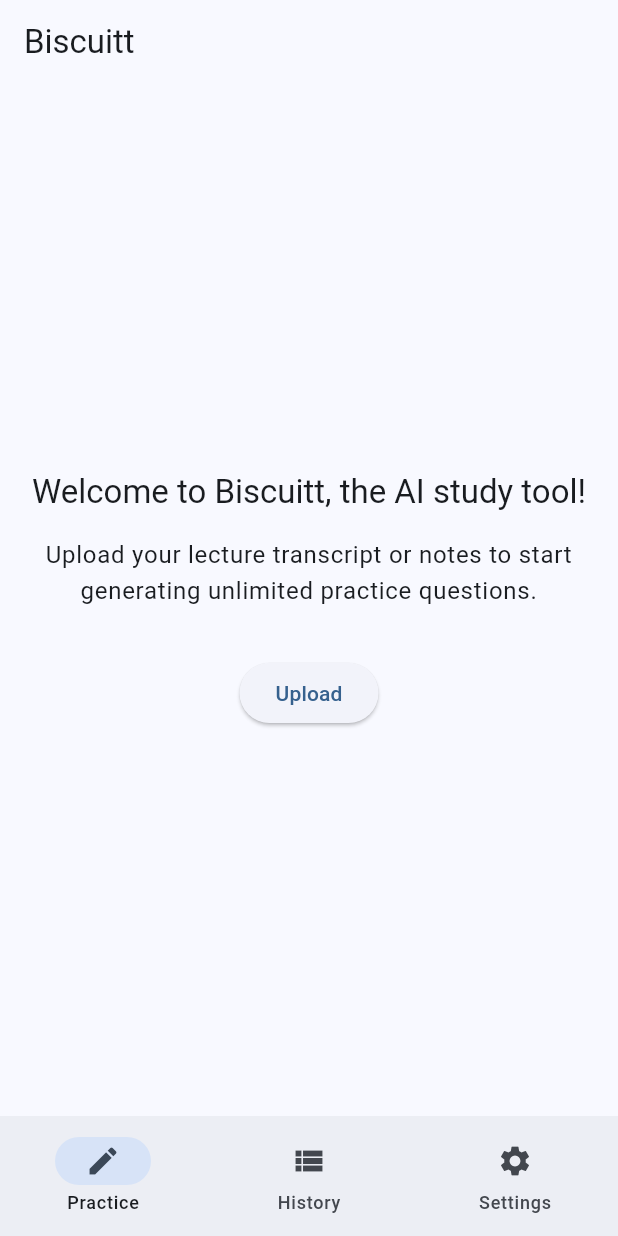
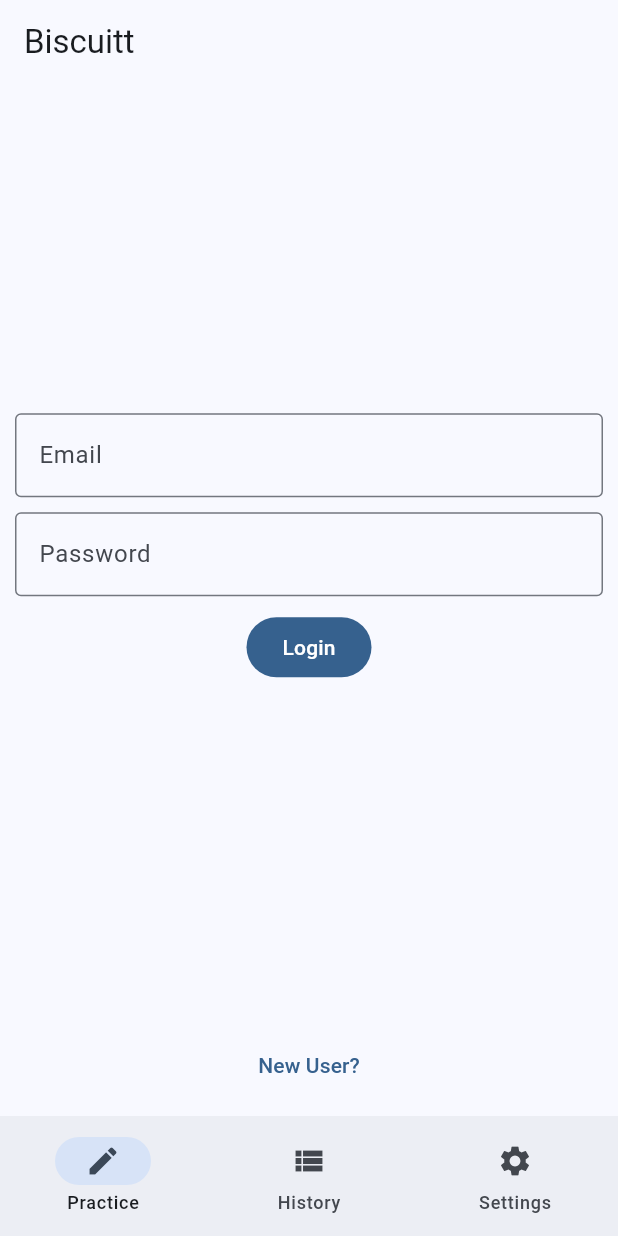
Before and after one commit to SamuelS42/biscuitt_ai, a Flutter app: the screen it shows after launch, on a phone screen of 412 x 824 dp. Run offline on Flutter 3.47's test engine with Material 3 defaults, Android fonts, the phone set to English and light mode, and no system bars; our stand-ins replace cloud_firestore, file_picker, firebase_auth, firebase_core, flutter_dotenv, go_router and 1 more; accounts and stored records are empty; network calls fail.

Commit message:
Add the login/signup screens that Sam made

```diff
--- a/lib/main.dart
+++ b/lib/main.dart
@@ -1,14 +1,22 @@
+import 'package:biscuitt_ai/screens/auth_screen.dart';
 import 'package:biscuitt_ai/screens/history_screen.dart';
+import 'package:biscuitt_ai/screens/quiz_screen.dart';
 import 'package:biscuitt_ai/screens/settings_screen.dart';
-import 'package:biscuitt_ai/screens/quiz_screen.dart';
+import 'package:biscuitt_ai/screens/signup_screen.dart';
 import 'package:biscuitt_ai/screens/transcript_list_screen.dart';
 import 'package:biscuitt_ai/widgets/scaffold_with_nested_navigation.dart';
+import 'package:firebase_core/firebase_core.dart';
 import 'package:flutter/material.dart';
 import 'package:flutter_dotenv/flutter_dotenv.dart';
 import 'package:go_router/go_router.dart';
 
+import 'firebase_options.dart';
+
 Future main() async {
   await dotenv.load(fileName: '.env');
+  await Firebase.initializeApp(
+    options: DefaultFirebaseOptions.currentPlatform,
+  );
   runApp(const BiscuittApp());
 }
 
@@ -20,11 +28,14 @@ final _shellNavigatorHistoryKey =
 final _shellNavigatorSettingsKey =
     GlobalKey<NavigatorState>(debugLabel: 'shellSettings');
 
-final _router =
-    GoRouter(initialLocation: '/', navigatorKey: _rootNavigatorKey, routes: [
+final _router = GoRouter(
+    initialLocation: '/auth',
+    navigatorKey: _rootNavigatorKey,
+    routes: [
       StatefulShellRoute.indexedStack(
           builder: (context, state, navigationShell) {
-        return ScaffoldWithNestedNavigation(navigationShell: navigationShell);
+            return ScaffoldWithNestedNavigation(
+                navigationShell: navigationShell);
           },
           branches: [
             StatefulShellBranch(
@@ -40,6 +51,16 @@ final _router =
                         path: 'quiz',
                         pageBuilder: (context, state) => const NoTransitionPage(
                               child: QuizScreen(),
+                            )),
+                    GoRoute(
+                        path: 'auth',
+                        pageBuilder: (context, state) => const NoTransitionPage(
+                              child: AuthScreen(),
+                            )),
+                    GoRoute(
+                        path: 'signup',
+                        pageBuilder: (context, state) => const NoTransitionPage(
+                              child: SignupScreen(),
                             )),
                   ],
                 )
@@ -67,9 +88,7 @@ final _router =
                 )
               ],
             )
-
           ])
-
     ]);
 
 class BiscuittApp extends StatelessWidget {
--- /dev/null
+++ b/lib/screens/auth_screen.dart
@@ -0,0 +1,104 @@
+import 'package:biscuitt_ai/screens/signup_screen.dart';
+import 'package:firebase_auth/firebase_auth.dart';
+import 'package:flutter/material.dart';
+
+class AuthScreen extends StatefulWidget {
+  const AuthScreen({super.key});
+
+  @override
+  State<StatefulWidget> createState() => _AuthScreen();
+}
+
+class _AuthScreen extends State<AuthScreen> {
+  final TextEditingController userController = TextEditingController();
+  final TextEditingController passController = TextEditingController();
+  String loginErrText = "";
+
+  void verifyLogin() async {
+    String emailAddress = userController.value.text;
+    String password = passController.value.text;
+
+    try {
+      final credential = await FirebaseAuth.instance
+          .signInWithEmailAndPassword(email: emailAddress, password: password);
+      setState(() {
+        loginErrText = "Logged in as ${credential.user}!";
+      });
+    } on FirebaseAuthException catch (e) {
+      if (e.code == 'INVALID_LOGIN_CREDENTIALS') {
+        setState(() {
+          loginErrText = "Invalid Login.";
+        });
+      } else if (e.code == 'wrong-password') {
+        setState(() {
+          loginErrText = "Incorrect password.";
+        });
+      } else if (e.code == 'invalid-email') {
+        setState(() {
+          loginErrText = "Invalid email.";
+        });
+      } else {
+        setState(() {
+          loginErrText = "An unknown error occurred: ${e.code}";
+        });
+      }
+    }
+  }
+
+  @override
+  void initState() {
+    super.initState();
+  }
+
+  @override
+  void dispose() {
+    userController.dispose();
+    passController.dispose();
+    super.dispose();
+  }
+
+  @override
+  Widget build(BuildContext context) {
+    Widget userField = TextField(
+      controller: userController,
+      decoration: const InputDecoration(
+          border: OutlineInputBorder(), labelText: "Email"),
+    );
+
+    Widget passField = TextField(
+      controller: passController,
+      obscureText: true,
+      decoration: const InputDecoration(
+          border: OutlineInputBorder(), labelText: "Password"),
+    );
+
+    Widget submitButton = FilledButton(
+        onPressed: () => verifyLogin(), child: const Text("Login"));
+    Widget newUserButton = TextButton(
+        onPressed: () => Navigator.push(
+            context,
+            MaterialPageRoute(
+                builder: (context) => const Scaffold(body: SignupScreen()))),
+        child: const Text("New User?"));
+
+    EdgeInsets pad = const EdgeInsets.all(10);
+    return Padding(
+      padding: pad,
+      child: Column(
+        mainAxisAlignment: MainAxisAlignment.center,
+        crossAxisAlignment: CrossAxisAlignment.center,
+        children: [
+          const Spacer(),
+          userField,
+          const SizedBox(height: 10),
+          passField,
+          const SizedBox(height: 10),
+          submitButton,
+          Text(loginErrText),
+          const Spacer(),
+          newUserButton,
+        ],
+      ),
+    );
+  }
+}
--- a/pubspec.yaml
+++ b/pubspec.yaml
@@ -52,6 +52,8 @@ dependencies:
   uuid: ^4.2.1
   http: ^1.1.2
   cloud_firestore: ^4.13.3
+  firebase_core: ^2.24.0
+  firebase_auth: ^4.15.0
 
 dev_dependencies:
   flutter_test:
```
Also changed, not shown: lib/screens/signup_screen.dart (added, +110 -0 lines), lib/firebase_options.dart (added), pubspec.lock, 8 other files. Lines whose indentation alone changed are shown as unchanged.
